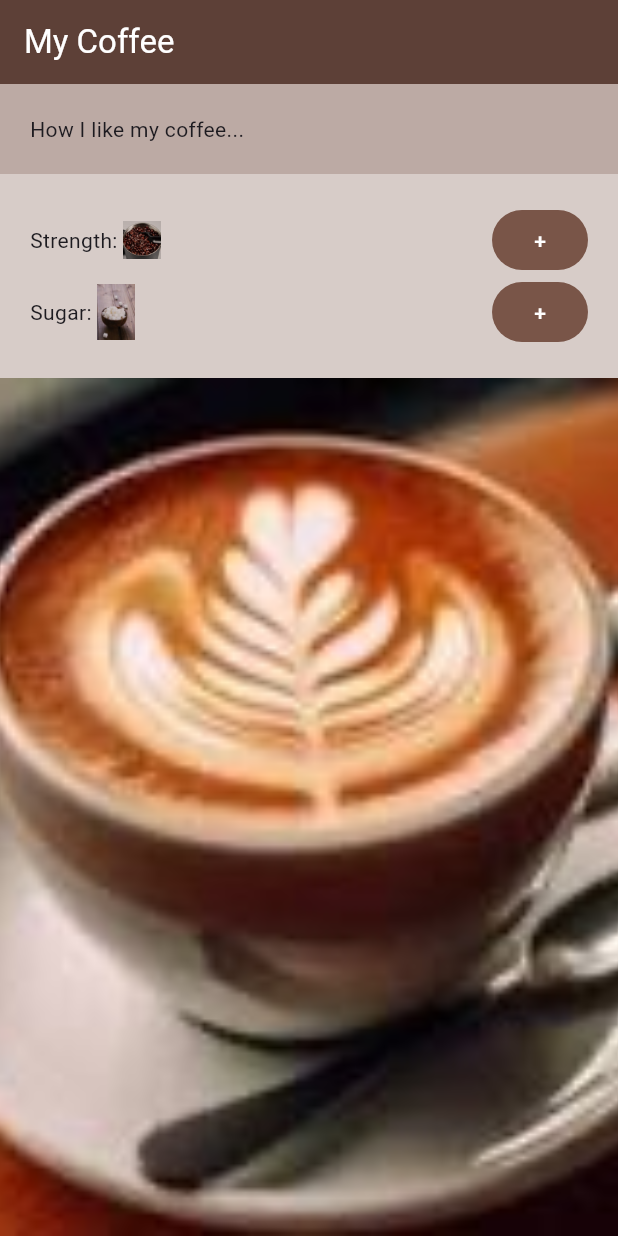
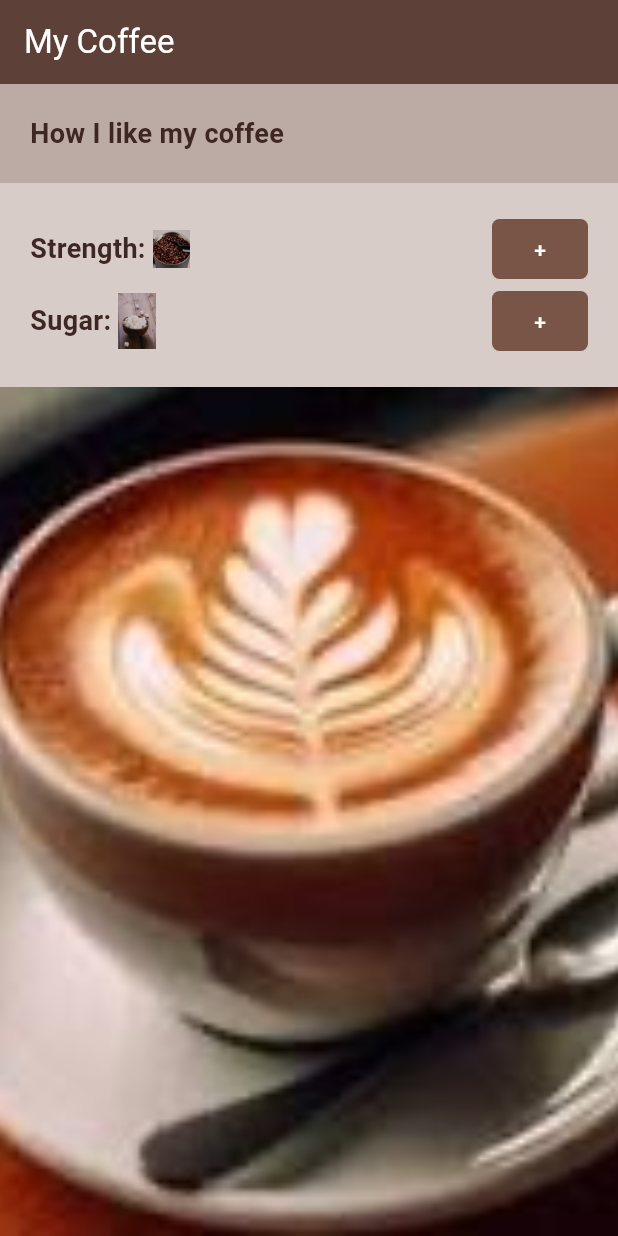
Before and after one commit to chimdike21/coffee_card, a Flutter app: the screen it shows after launch, on a phone screen of 412 x 824 dp. Run offline on Flutter 3.47's test engine with Material 3 defaults, Android fonts, the phone set to English and light mode, and no system bars.

Commit message:
feat: add reusable button and text components

```diff
--- a/lib/coffee_prefs.dart
+++ b/lib/coffee_prefs.dart
@@ -1,3 +1,5 @@
+import 'package:coffee_card/styled_body_text.dart';
+import 'package:coffee_card/styled_button.dart';
 import 'package:flutter/material.dart';
 
 class CoffeePrefs extends StatefulWidget {
@@ -29,7 +31,7 @@ class _CoffeePrefsState extends State<CoffeePrefs> {
       children: [
         Row(
           children: [
-            const Text('Strength: '),
+            const StyledBodyText('Strength: '),
 
             for (int i = 0; i < strength; i++)
               Image.asset(
@@ -40,11 +42,8 @@ class _CoffeePrefsState extends State<CoffeePrefs> {
               ),
 
             const Expanded(child: SizedBox()),
-            FilledButton(
-              style: FilledButton.styleFrom(
-                backgroundColor: Colors.brown,
-                foregroundColor: Colors.white,
-              ),
+            StyledButton(
+
               onPressed: increaseStrength,
               child: const Text('+'),
             ),
@@ -52,7 +51,10 @@ class _CoffeePrefsState extends State<CoffeePrefs> {
         ),
         Row(
           children: [
-            const Text('Sugar: '),
+            const StyledBodyText('Sugar: '),
+
+            if (sugars == 0)
+              const StyledBodyText('No sugar...'),
 
             for(int i = 0; i < sugars; i++)
               Image.asset(
@@ -63,11 +65,7 @@ class _CoffeePrefsState extends State<CoffeePrefs> {
               ),
 
             const Expanded(child: SizedBox()),
-            FilledButton(
-              style: FilledButton.styleFrom(
-                backgroundColor: Colors.brown,
-                foregroundColor: Colors.white,
-              ),
+           StyledButton(
               onPressed: increaseSugars,
               child: const Text('+'),
             ),
--- a/lib/home.dart
+++ b/lib/home.dart
@@ -1,4 +1,5 @@
 import 'package:coffee_card/coffee_prefs.dart';
+import 'package:coffee_card/styled_body_text.dart';
 import 'package:flutter/material.dart';
 
 
@@ -24,7 +25,7 @@ class Home extends StatelessWidget {
             child: Container(
               color: Colors.brown[200],
               padding: EdgeInsets.all(20),
-              child: const Text("How I like my coffee...")
+              child:  StyledBodyText('How I like my coffee'),
             ),
           ),
           Container(
--- /dev/null
+++ b/lib/styled_body_text.dart
@@ -0,0 +1,16 @@
+import 'package:flutter/material.dart';
+
+class StyledBodyText extends StatelessWidget {
+  const StyledBodyText(this.text, {super.key});
+
+  final String text;
+
+  @override
+  Widget build(BuildContext context) {
+    return Text(text, style: TextStyle(
+      color: Colors.brown[900],
+      fontWeight:FontWeight.bold,
+      fontSize: 18,
+    ));
+  }
+}
--- /dev/null
+++ b/lib/styled_button.dart
@@ -0,0 +1,27 @@
+import 'package:flutter/material.dart';
+
+class StyledButton extends StatelessWidget {
+  const StyledButton({
+    super.key,
+    required this.onPressed,
+    required this.child,
+  });
+
+  final Widget child;
+  final void Function() onPressed;
+
+  @override
+  Widget build(BuildContext context) {
+    return TextButton(
+      style: TextButton.styleFrom(
+        backgroundColor: Colors.brown,
+        foregroundColor: Colors.white,
+        shape: const RoundedRectangleBorder(
+          borderRadius: BorderRadiusGeometry.all(Radius.circular(5))
+        ),
+      ),
+      onPressed: onPressed,
+      child: child
+    );
+  }
+}
```
